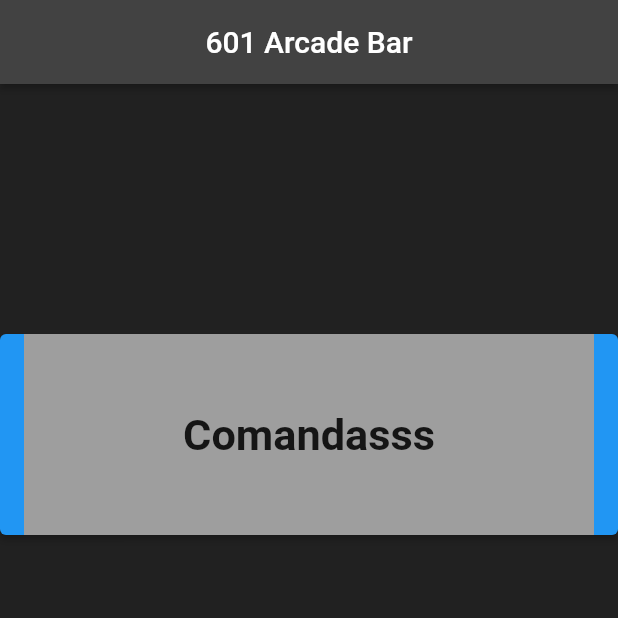
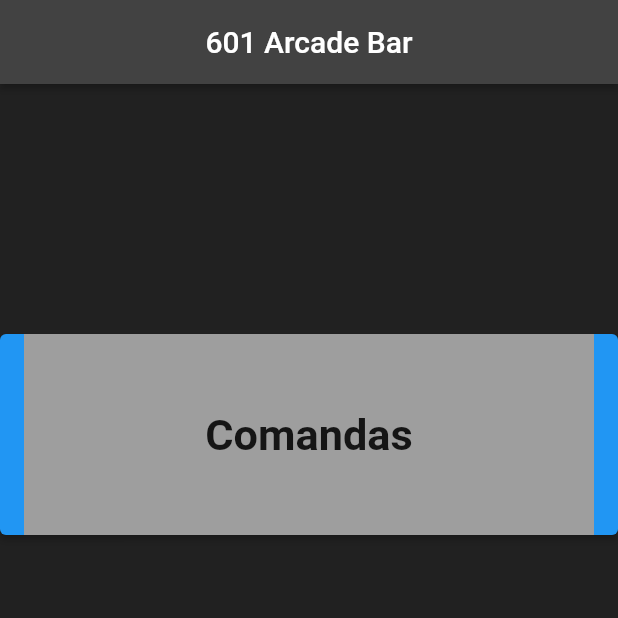
Before and after one commit to AkaRed3223/601-arcade-bar-app, a Flutter app: the screen it shows after launch, on a phone screen of 412 x 824 dp, the top half of it. Run offline on Flutter 3.47's test engine with Material 2 defaults, Android fonts, the phone set to English and light mode, and no system bars.

Commit message:
change 'Comandasss' to 'Comandas' on home page

```diff
--- a/lib/pages/home_page.dart
+++ b/lib/pages/home_page.dart
@@ -30,7 +30,7 @@
         mainAxisAlignment: MainAxisAlignment.spaceEvenly,
         crossAxisAlignment: CrossAxisAlignment.stretch,
         children: <Widget>[
-          HomeButton(title: 'Comandasss'),
+          HomeButton(title: 'Comandas'),
           HomeButton(title: 'Cardápio'),
         ],
       ),
```
